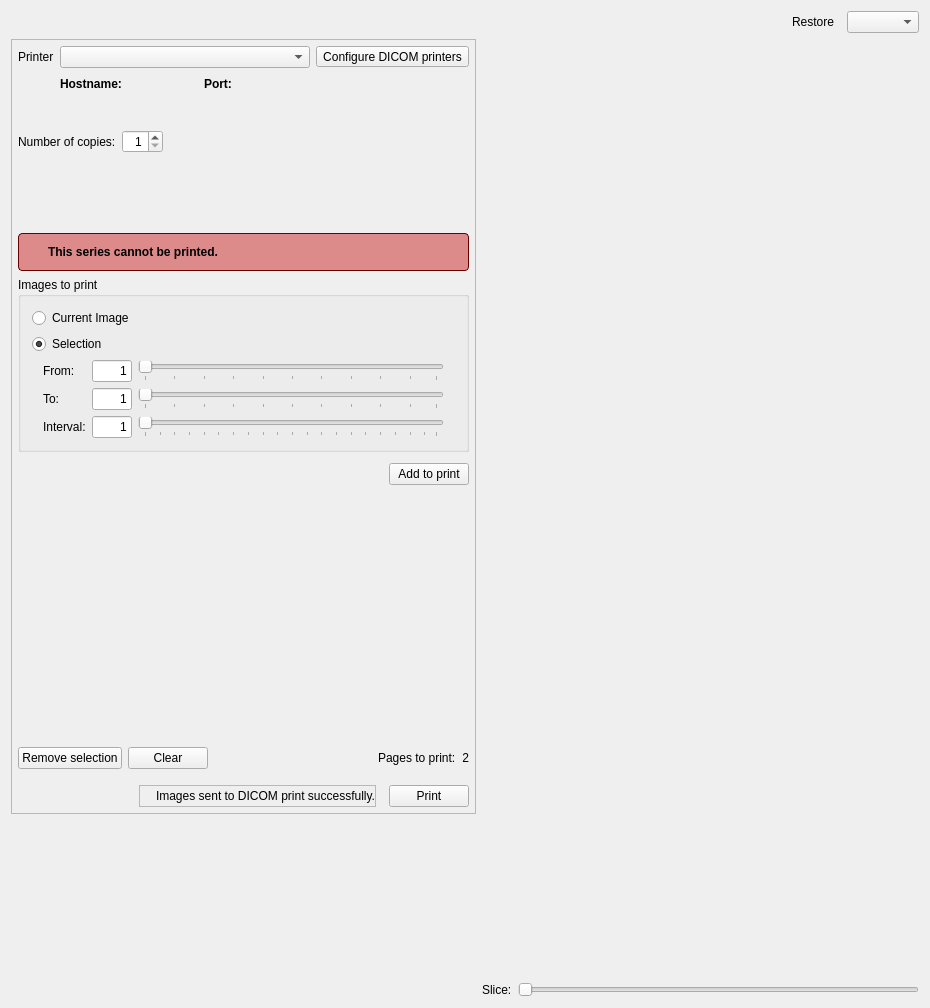
The window that starviewer/src/extensions/main/dicomprint/qdicomprintextensionbase.ui (starviewer-medical/starviewer) describes before a commit, drawn with Qt 5.
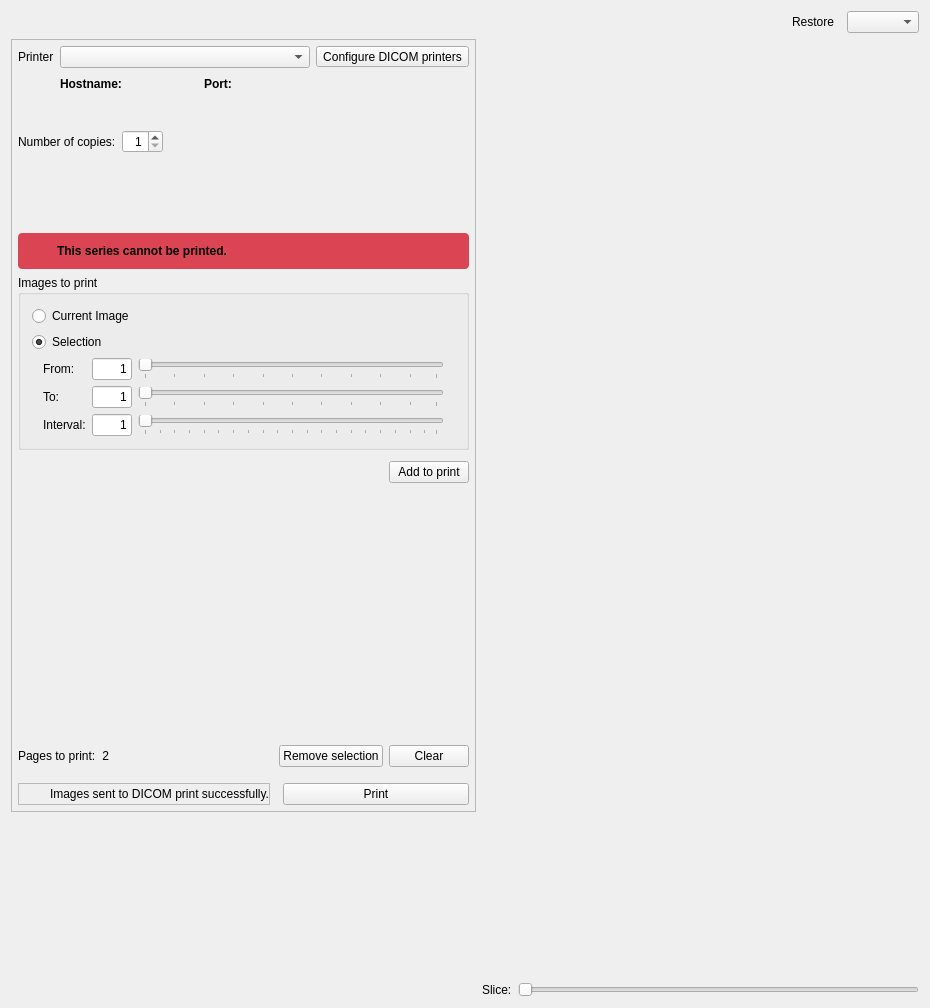
The same window after the commit. Icons and pictures are not drawn. Custom widgets are drawn as their Qt base class.

Commit message:
ENH: Unifying visual style.
Many changes have been carried out in order to improve the style.

QToolButtons have been replaced by QPushButtons in some dialogs.

Some new icons have been added.

Configuration dialog selecto has been modified in order to allow a
better display of the captions.

What changed in the file:
```diff
--- a/starviewer/src/extensions/main/dicomprint/qdicomprintextensionbase.ui
+++ b/starviewer/src/extensions/main/dicomprint/qdicomprintextensionbase.ui
@@ -322,10 +322,9 @@
         <item>
          <widget class="QFrame" name="m_noSupportedSeriesFrame">
           <property name="styleSheet">
-           <string>#m_noSupportedSeriesFrame {
-background-color: #dc8a8a;
+           <string notr="true">#m_noSupportedSeriesFrame {
+background-color: #da4453;
 border-radius: 4px;
-border: 1px solid  #680000;
 }</string>
           </property>
           <property name="frameShape">
@@ -343,14 +342,15 @@
                <verstretch>0</verstretch>
               </sizepolicy>
              </property>
+             <property name="minimumSize">
+              <size>
+               <width>22</width>
+               <height>0</height>
+              </size>
+             </property>
              <property name="styleSheet">
-              <string>margin-right: 5px;</string>
-             </property>
-             <property name="text">
-              <string/>
-             </property>
-             <property name="pixmap">
-              <pixmap resource="../../../main/main.qrc">:/images/icons/emblem-warning.svg</pixmap>
+              <string notr="true">image: url(:/images/icons/emblem-warning.svg);
+margin-right: 5px;</string>
              </property>
             </widget>
            </item>
@@ -650,41 +650,6 @@
         </item>
         <item>
          <layout class="QHBoxLayout" name="horizontalLayout_7">
-          <item>
-           <widget class="QPushButton" name="m_removeSelectedDICOMImagesSelectionToPrintButton">
-            <property name="text">
-             <string>Remove selection</string>
-            </property>
-            <property name="icon">
-             <iconset resource="../../../main/main.qrc">
-              <normaloff>:/images/icons/edit-delete.svg</normaloff>:/images/icons/edit-delete.svg</iconset>
-            </property>
-           </widget>
-          </item>
-          <item>
-           <widget class="QPushButton" name="m_clearDICOMImagesSelectionToPrintButton">
-            <property name="text">
-             <string>Clear</string>
-            </property>
-            <property name="icon">
-             <iconset resource="../../../main/main.qrc">
-              <normaloff>:/images/icons/edit-clear.svg</normaloff>:/images/icons/edit-clear.svg</iconset>
-            </property>
-           </widget>
-          </item>
-          <item>
-           <spacer name="horizontalSpacer_6">
-            <property name="orientation">
-             <enum>Qt::Horizontal</enum>
-            </property>
-            <property name="sizeHint" stdset="0">
-             <size>
-              <width>40</width>
-              <height>20</height>
-             </size>
-            </property>
-           </spacer>
-          </item>
           <item>
            <widget class="QLabel" name="label_32">
             <property name="text">
@@ -702,6 +667,41 @@
             </property>
            </widget>
           </item>
+          <item>
+           <spacer name="horizontalSpacer_6">
+            <property name="orientation">
+             <enum>Qt::Horizontal</enum>
+            </property>
+            <property name="sizeHint" stdset="0">
+             <size>
+              <width>40</width>
+              <height>20</height>
+             </size>
+            </property>
+           </spacer>
+          </item>
+          <item>
+           <widget class="QPushButton" name="m_removeSelectedDICOMImagesSelectionToPrintButton">
+            <property name="text">
+             <string>Remove selection</string>
+            </property>
+            <property name="icon">
+             <iconset resource="../../../main/main.qrc">
+              <normaloff>:/images/icons/edit-delete.svg</normaloff>:/images/icons/edit-delete.svg</iconset>
+            </property>
+           </widget>
+          </item>
+          <item>
+           <widget class="QPushButton" name="m_clearDICOMImagesSelectionToPrintButton">
+            <property name="text">
+             <string>Clear</string>
+            </property>
+            <property name="icon">
+             <iconset resource="../../../main/main.qrc">
+              <normaloff>:/images/icons/edit-clear.svg</normaloff>:/images/icons/edit-clear.svg</iconset>
+            </property>
+           </widget>
+          </item>
          </layout>
         </item>
         <item>
@@ -719,19 +719,6 @@
         </item>
         <item>
          <layout class="QHBoxLayout" name="horizontalLayout_11">
-          <item>
-           <spacer name="horizontalSpacer_10">
-            <property name="orientation">
-             <enum>Qt::Horizontal</enum>
-            </property>
-            <property name="sizeHint" stdset="0">
-             <size>
-              <width>40</width>
-              <height>20</height>
-             </size>
-            </property>
-           </spacer>
-          </item>
           <item>
            <widget class="QFrame" name="m_sentToPrintSuccessfullyFrame">
             <property name="frameShape">
@@ -765,11 +752,15 @@
              </item>
              <item row="0" column="0">
               <widget class="QLabel" name="label_3">
-               <property name="text">
-                <string/>
+               <property name="minimumSize">
+                <size>
+                 <width>22</width>
+                 <height>0</height>
+                </size>
                </property>
-               <property name="pixmap">
-                <pixmap resource="../../../main/main.qrc">:/images/icons/dialog-ok-apply.svg</pixmap>
+               <property name="styleSheet">
+                <string notr="true">image: url(:/images/icons/emblem-success.svg);
+margin-right: 5px;</string>
                </property>
               </widget>
              </item>
@@ -881,16 +872,16 @@
  </widget>
  <layoutdefault spacing="6" margin="11"/>
  <customwidgets>
-  <customwidget>
-   <class>udg::QDicomPrinterBasicSettingsWidget</class>
-   <extends>QWidget</extends>
-   <header>qdicomprinterbasicsettingswidget.h</header>
-  </customwidget>
   <customwidget>
    <class>udg::Q2DViewer</class>
    <extends>QWidget</extends>
    <header>q2dviewer.h</header>
   </customwidget>
+  <customwidget>
+   <class>udg::QDicomPrinterBasicSettingsWidget</class>
+   <extends>QWidget</extends>
+   <header>qdicomprinterbasicsettingswidget.h</header>
+  </customwidget>
   <customwidget>
    <class>udg::QThumbnailsPreviewWidget</class>
    <extends>QWidget</extends>
```
The commit also changes 37 other files.
